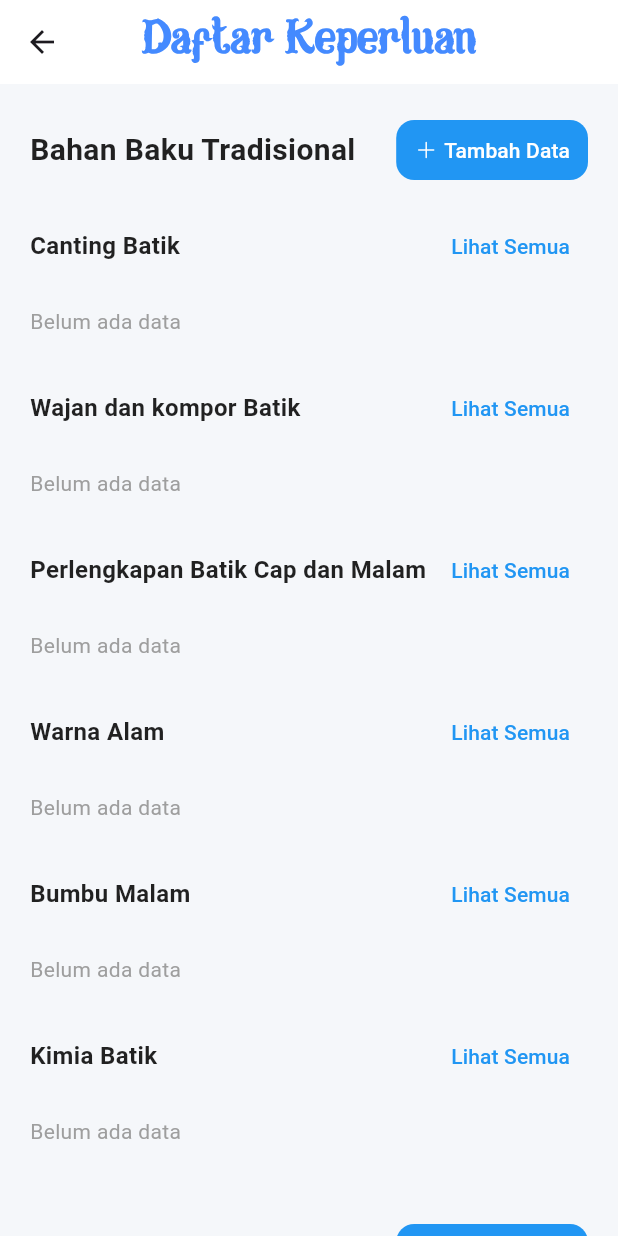
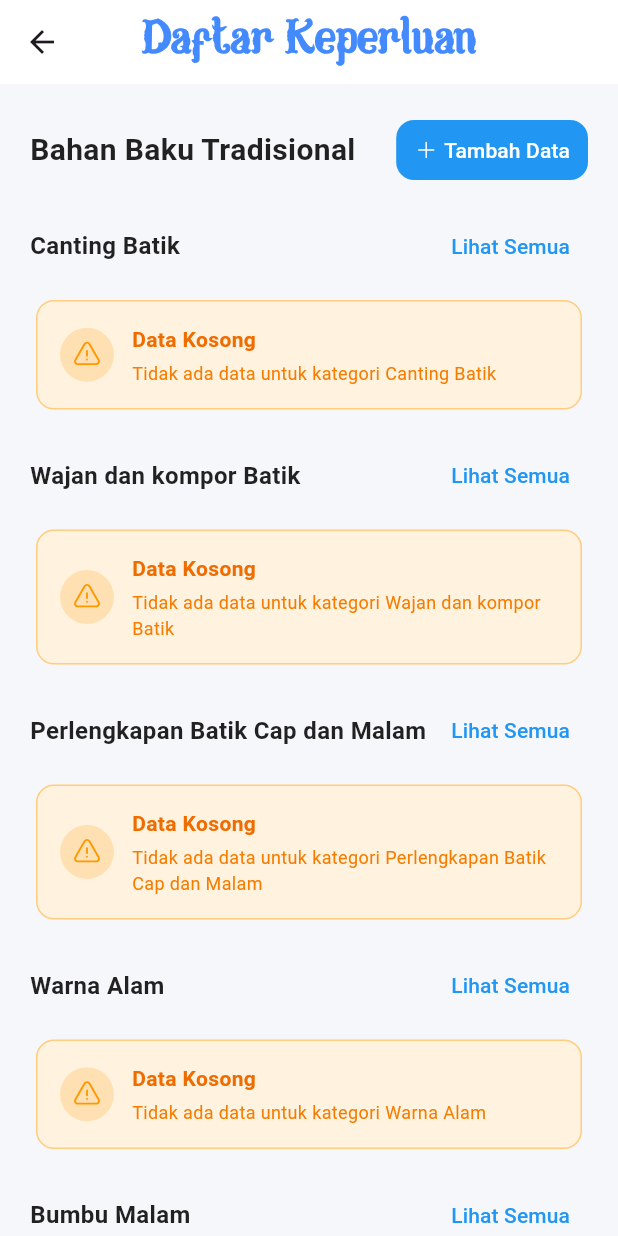
Before and after one commit to agungkurniawanid/batik_sesa_bojonegoro_app, a Flutter app: the DaftarKeperluanScreen screen opened by its route, on a phone screen of 412 x 824 dp. Run offline on Flutter 3.47's test engine with Material 3 defaults, Android fonts, the phone set to English and light mode, and no system bars; our stand-ins replace firebase_core, firebase_database, flutter_riverpod, heroicons, loading_animation_widget, persistent_bottom_nav_bar; accounts and stored records are empty.

Commit message:
update fix fitur daftar keperluan

```diff
--- a/lib/screens/daftar_keperluan/daftar_keperluan_screens.dart
+++ b/lib/screens/daftar_keperluan/daftar_keperluan_screens.dart
@@ -209,13 +209,9 @@ class DaftarKeperluanScreen extends ConsumerWidget {
       data: (items) {
         List filteredItems = [];
         if (type == 'BahanBakuTradisional') {
-          filteredItems = items
-              .where((item) => item.kategori == category)
-              .toList();
+          filteredItems = items.where((item) => item.kategori == category).toList();
         } else {
-          filteredItems = items
-              .where((item) => item.kategori == category)
-              .toList();
+          filteredItems = items.where((item) => item.kategori == category).toList();
         }
 
         return Column(
@@ -243,25 +239,15 @@ class DaftarKeperluanScreen extends ConsumerWidget {
             ),
             const SizedBox(height: 8),
             filteredItems.isEmpty
-                ? const Padding(
-                    padding: EdgeInsets.symmetric(vertical: 8),
-                    child: Text(
-                      'Belum ada data',
-                      style: TextStyle(color: Colors.grey),
-                    ),
-                  )
+                ? _buildEmptyDataCard(context, category)
                 : ListView.separated(
                     shrinkWrap: true,
                     physics: const NeverScrollableScrollPhysics(),
-                    itemCount: filteredItems.length > 3
-                        ? 3
-                        : filteredItems.length,
-                    separatorBuilder: (context, index) =>
-                        const SizedBox(height: 8),
+                    itemCount: filteredItems.length > 3 ? 3 : filteredItems.length,
+                    separatorBuilder: (context, index) => const SizedBox(height: 8),
                     itemBuilder: (context, index) {
                       if (type == 'BahanBakuTradisional') {
-                        final item =
-                            filteredItems[index] as BahanBakuTradisional;
+                        final item = filteredItems[index] as BahanBakuTradisional;
                         return _buildBahanBakuTradisionalItem(context, item);
                       } else {
                         final item = filteredItems[index] as PewarnaBatikModern;
@@ -273,6 +259,63 @@ class DaftarKeperluanScreen extends ConsumerWidget {
           ],
         );
       },
+    );
+  }
+
+  Widget _buildEmptyDataCard(BuildContext context, String category) {
+    return Card(
+      color: Colors.orange[50],
+      shape: RoundedRectangleBorder(
+        borderRadius: BorderRadius.circular(12),
+        side: BorderSide(
+          color: Colors.orange[200]!,
+          width: 1,
+        ),
+      ),
+      elevation: 0,
+      child: Padding(
+        padding: const EdgeInsets.all(16),
+        child: Row(
+          children: [
+            Container(
+              padding: const EdgeInsets.all(8),
+              decoration: BoxDecoration(
+                color: Colors.orange[100],
+                shape: BoxShape.circle,
+              ),
+              child: const HeroIcon(
+                HeroIcons.exclamationTriangle,
+                size: 20,
+                color: Colors.orange,
+              ),
+            ),
+            const SizedBox(width: 12),
+            Expanded(
+              child: Column(
+                crossAxisAlignment: CrossAxisAlignment.start,
+                children: [
+                  Text(
+                    'Data Kosong',
+                    style: TextStyle(
+                      fontSize: 14,
+                      fontWeight: FontWeight.w600,
+                      color: Colors.orange[800],
+                    ),
+                  ),
+                  const SizedBox(height: 4),
+                  Text(
+                    'Tidak ada data untuk kategori $category',
+                    style: TextStyle(
+                      fontSize: 12,
+                      color: Colors.orange[700],
+                    ),
+                  ),
+                ],
+              ),
+            ),
+          ],
+        ),
+      ),
     );
   }
 
```
